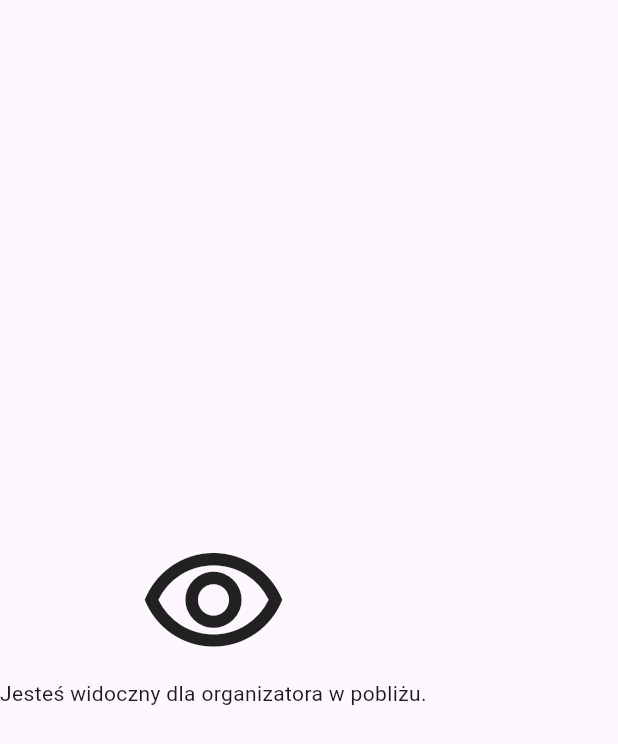
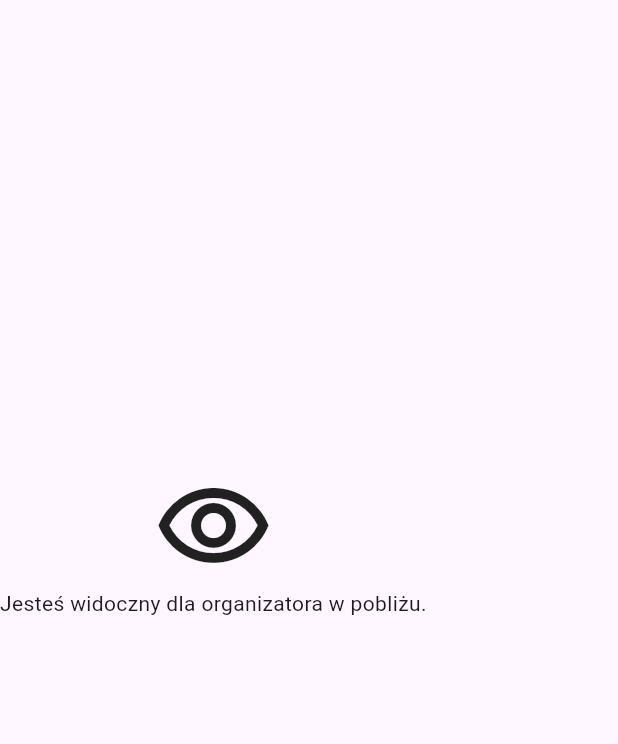
Before and after one commit to ikcilrep/pomagacze, a Flutter app: the NearbyOrganizersList widget shown alone on an empty page, opened directly, on a phone screen of 412 x 824 dp. Shown: the top 744 px of the screen. Run offline on Flutter 3.47's test engine with Material 2 defaults, Android fonts, the phone set to English and light mode, and no system bars; drawn by our look-alikes of dynamic_color; our stand-ins replace auth_buttons, cached_network_image, date_time_picker, equatable, flutter_form_builder, flutter_riverpod and 9 more; missing offline and left inert: age_calculator, gender_picker, mailto, maps_launcher, nearby_connections, open_location_picker and 1 more; accounts and stored records are empty.

Commit message:
nearby connections design++

```diff
--- a/lib/components/nearby_organizers_list.dart
+++ b/lib/components/nearby_organizers_list.dart
@@ -52,9 +52,10 @@ class NearbyOrganizersListState extends State<NearbyOrganizersList> {
   @override
   Widget build(BuildContext context) {
     return Column(mainAxisAlignment: MainAxisAlignment.center, children: const [
-      Icon(Icons.visibility_outlined, size: 100),
+      Icon(Icons.visibility_outlined, size: 80),
       Text("Jesteś widoczny dla organizatora w pobliżu.",
-          textAlign: TextAlign.center)
+          textAlign: TextAlign.center),
+      SizedBox(height: 100),
     ]);
   }
 }
```
Also changed, not shown: lib/components/nearby_users_list.dart (+13 -0 lines), pubspec.lock.
